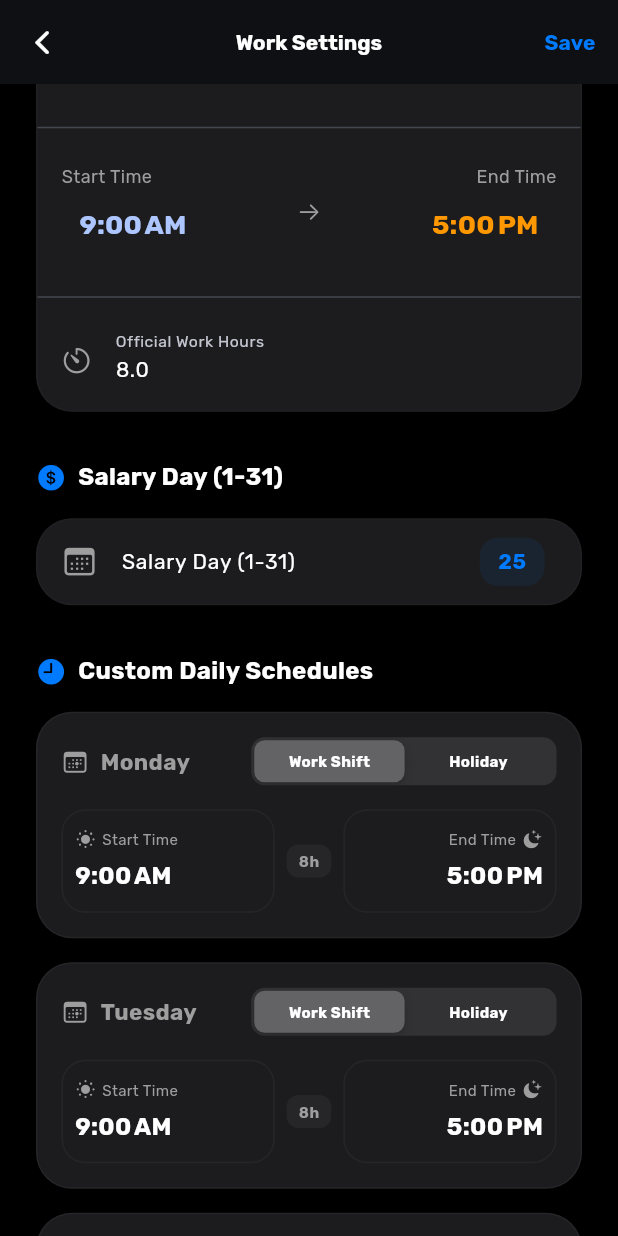
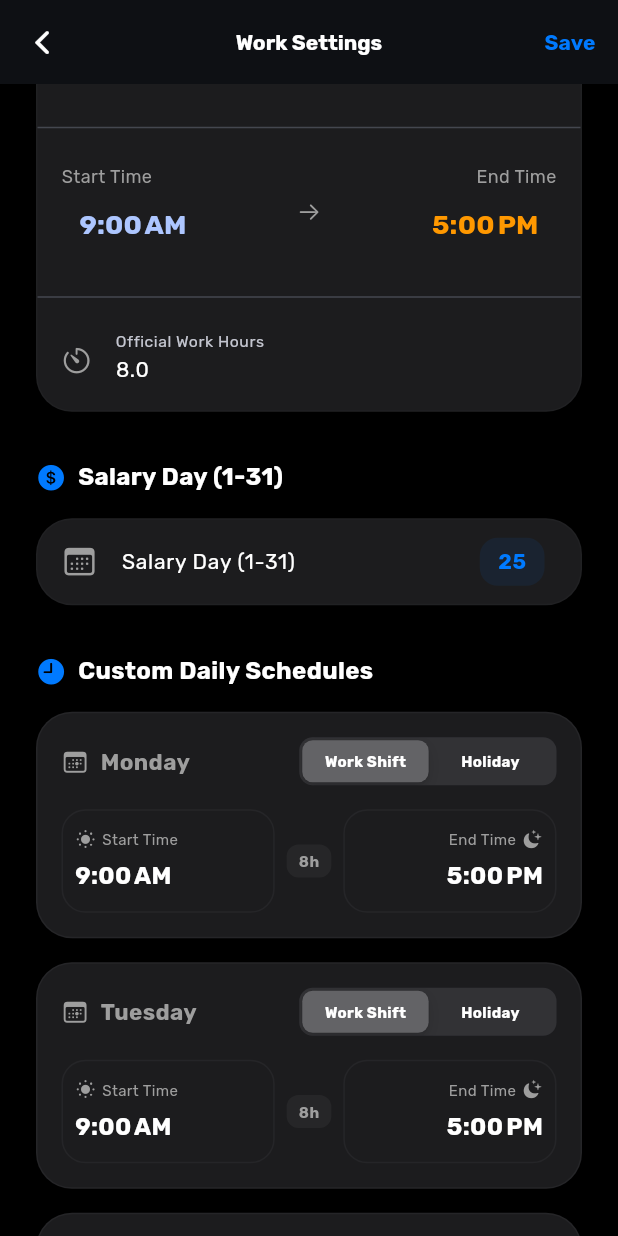
Before and after one commit to z7b/smart_daily_tasks, a Flutter app: the JobSettingsView screen opened by its route, scrolled down 576 dp, on a phone screen of 412 x 824 dp. Run offline on Flutter 3.47's test engine with Material 3 defaults, Android fonts, the light colour scheme and no system bars; our stand-ins replace file_picker, fl_chart, flutter_animate, flutter_local_notifications, get, get_storage and 9 more; missing offline and left inert: health, screen_protector, workmanager; accounts and stored records are empty; generated files the repository leaves out were written again.

Commit message:
fix(ui): resolve RenderFlex overflow in job settings segmented control for long translations

```diff
--- a/lib/app/modules/job/views/job_settings_view.dart
+++ b/lib/app/modules/job/views/job_settings_view.dart
@@ -337,8 +337,8 @@ class JobSettingsView extends GetView<JobController> {
                             }
                           },
                         children: {
-                          false: Padding(padding: const EdgeInsets.symmetric(horizontal: 12), child: Text('work_shift'.tr, style: TextStyle(fontSize: 10, fontWeight: FontWeight.bold))),
-                          true: Padding(padding: const EdgeInsets.symmetric(horizontal: 12), child: Text('holiday'.tr, style: TextStyle(fontSize: 10, fontWeight: FontWeight.bold))),
+                          false: Padding(padding: const EdgeInsets.symmetric(horizontal: 4), child: FittedBox(fit: BoxFit.scaleDown, child: Text('work_shift'.tr, style: const TextStyle(fontSize: 10, fontWeight: FontWeight.bold)))),
+                          true: Padding(padding: const EdgeInsets.symmetric(horizontal: 4), child: FittedBox(fit: BoxFit.scaleDown, child: Text('holiday'.tr, style: const TextStyle(fontSize: 10, fontWeight: FontWeight.bold)))),
                         },
                       ),
                     ],
```
